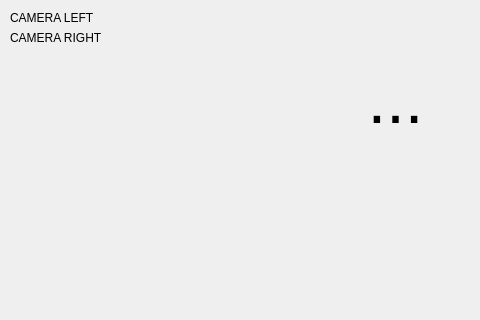
Above: SevROVCalibration/mainwindow.ui from valabsoft/auv-chersonese before the change; both pictures show x 0 to 480 and y 0 to 320 of the 800 by 600 pixel window. Below: the same form after it.
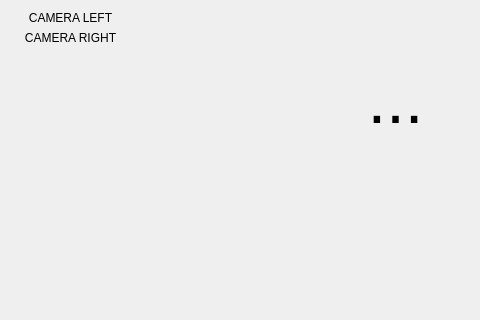
That is the form after the change.

```diff
--- a/SevROVCalibration/mainwindow.ui
+++ b/SevROVCalibration/mainwindow.ui
@@ -26,6 +26,9 @@
     <property name="text">
      <string>CAMERA LEFT</string>
     </property>
+    <property name="alignment">
+     <set>Qt::AlignmentFlag::AlignCenter</set>
+    </property>
    </widget>
    <widget class="QLabel" name="lbCameraR">
     <property name="geometry">
@@ -39,6 +42,9 @@
     <property name="text">
      <string>CAMERA RIGHT</string>
     </property>
+    <property name="alignment">
+     <set>Qt::AlignmentFlag::AlignCenter</set>
+    </property>
    </widget>
    <widget class="QPushButton" name="pbVideoCapture">
     <property name="geometry">
```
